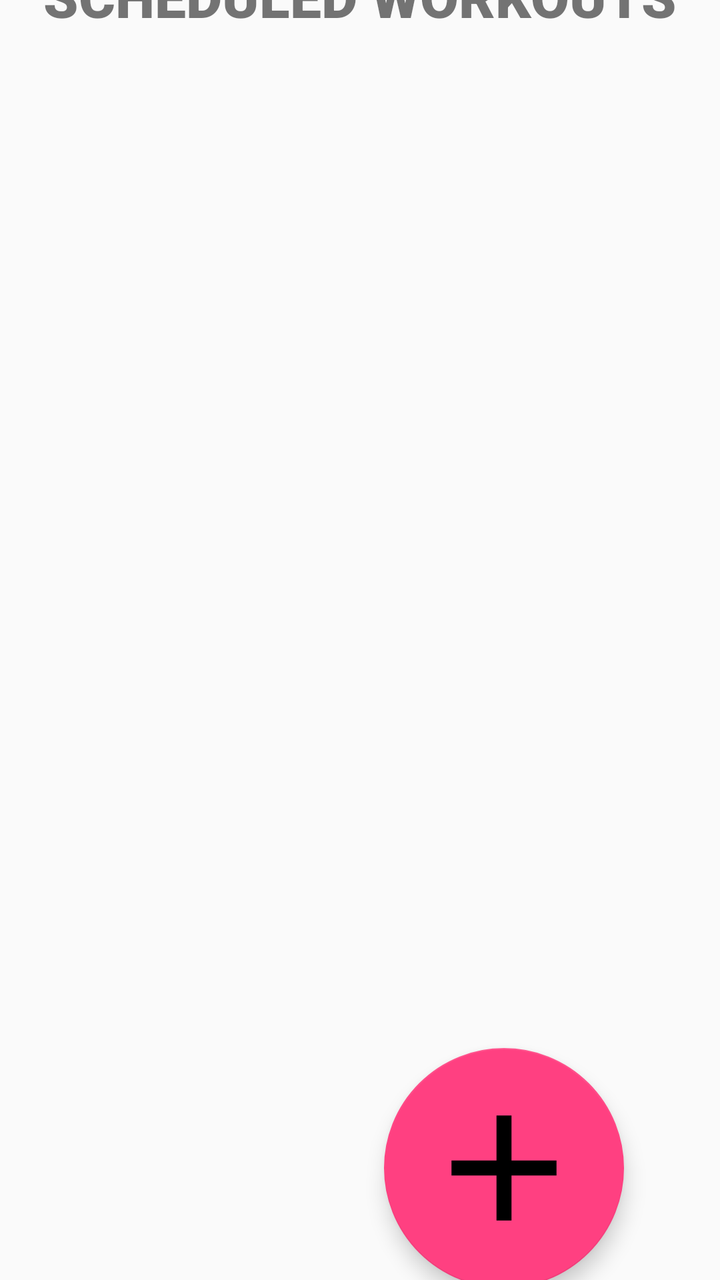
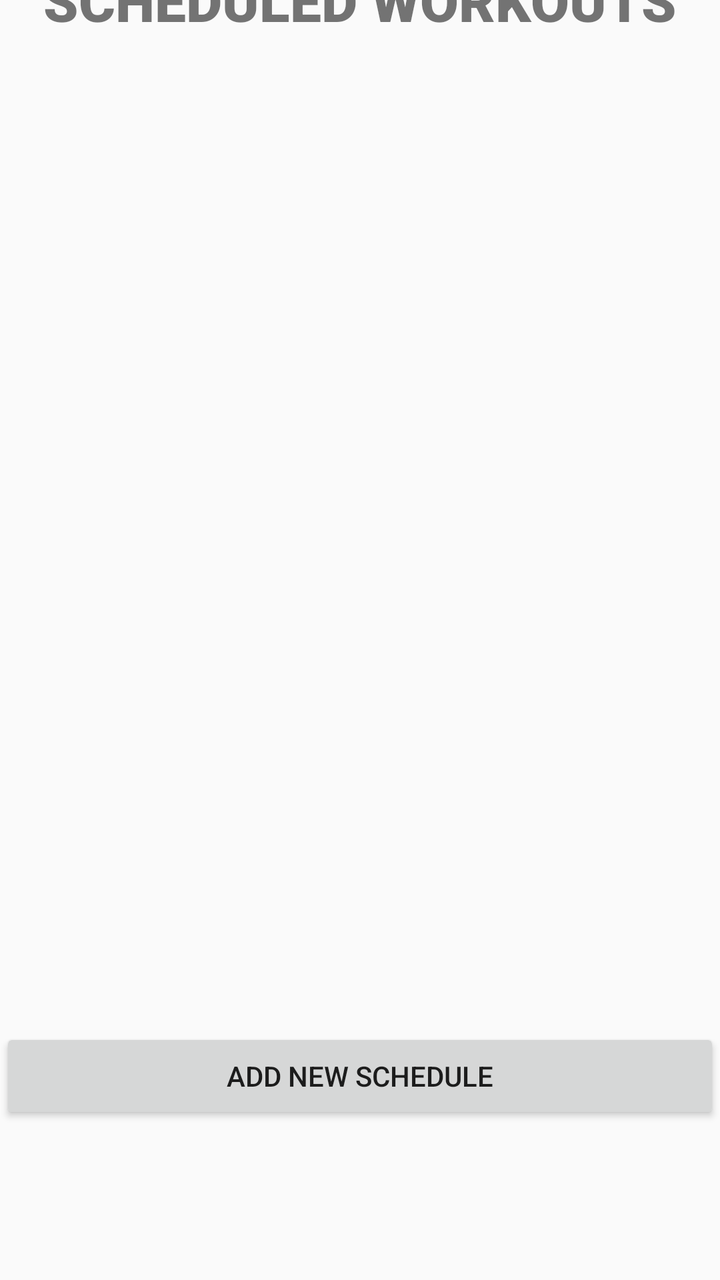

An Android layout rendered at two revisions. The XML below is the earlier revision; the diff shows what the commit changed to produce the second picture.
<!-- AndroidManifest.xml: application theme AppTheme -->
<!-- res/layout/activity_notification.xml -->
<?xml version="1.0" encoding="utf-8"?>
<androidx.constraintlayout.widget.ConstraintLayout
    xmlns:android="http://schemas.android.com/apk/res/android"
    xmlns:app="http://schemas.android.com/apk/res-auto"
    xmlns:tools="http://schemas.android.com/tools"
    android:layout_width="match_parent"
    android:layout_height="match_parent"
    tools:context=".MainActivity">

    <androidx.recyclerview.widget.RecyclerView
        android:id="@+id/recyclerview_not"
        android:layout_width="378dp"
        android:layout_height="444dp"
        android:layout_marginEnd="16dp"
        android:layout_marginBottom="84dp"
        android:padding="@dimen/big_padding"
        app:layout_constraintBottom_toTopOf="@+id/fab"
        app:layout_constraintEnd_toEndOf="parent"
        app:layout_constraintHorizontal_bias="1.0"
        app:layout_constraintLeft_toLeftOf="parent"
        app:layout_constraintRight_toRightOf="parent"
        app:layout_constraintTop_toTopOf="parent"
        app:layout_constraintVertical_bias="0.19999999"
        tools:listitem="@layout/recyclerview_notification" />

    <com.google.android.material.floatingactionbutton.FloatingActionButton
        android:id="@+id/fab"
        android:layout_width="120dp"
        android:layout_height="120dp"
        android:contentDescription="@string/schedule_word"
        android:src="@drawable/ic_add_black_24dp"
        app:fabCustomSize="120dp"
        app:layout_constraintBottom_toBottomOf="parent"
        app:layout_constraintEnd_toEndOf="parent"
        app:layout_constraintHorizontal_bias="0.80"
        app:layout_constraintStart_toStartOf="parent"
        app:layout_constraintTop_toBottomOf="@+id/recyclerview_not"
        app:layout_constraintVertical_bias="0.20"
        app:maxImageSize="90dp" />

    <TextView
        android:id="@+id/textView"
        android:layout_width="335dp"
        android:layout_height="38dp"
        android:fontFamily="sans-serif-black"
        android:text="SCHEDULED WORKOUTS"
        android:textAlignment="center"
        android:textSize="28sp"
        app:layout_constraintBottom_toTopOf="@+id/recyclerview_not"
        app:layout_constraintEnd_toEndOf="parent"
        app:layout_constraintStart_toStartOf="parent"
        app:layout_constraintTop_toTopOf="parent" />

</androidx.constraintlayout.widget.ConstraintLayout>
<!-- res/layout/recyclerview_notification.xml (included above) -->
<?xml version="1.0" encoding="utf-8"?>
<LinearLayout xmlns:android="http://schemas.android.com/apk/res/android"
    xmlns:app="http://schemas.android.com/apk/res-auto"
    android:orientation="vertical"
    android:layout_width="match_parent"
    android:layout_height="wrap_content">

    <androidx.cardview.widget.CardView
        android:layout_width="match_parent"
        android:layout_height="wrap_content"
        app:cardCornerRadius="6dp"
        app:cardElevation="6dp"
        android:layout_margin="8dp">

        <LinearLayout
            android:layout_width="match_parent"
            android:layout_height="wrap_content"
            android:orientation="horizontal"
            android:padding="6dp">

            <TextView
                android:id="@+id/notification_time"
                android:layout_width="wrap_content"
                android:layout_height="wrap_content"
                android:text="00:00"
                android:textSize="36sp"/>

            <ImageView
                android:layout_width="wrap_content"
                android:layout_height="wrap_content"
                android:id="@+id/repeat_weekly"
                android:layout_margin="2dp"/>

            <LinearLayout
                android:layout_width="wrap_content"
                android:layout_height="wrap_content"
                android:orientation="vertical"
                android:layout_margin="2dp">

                <TextView
                    android:id="@+id/days_active"
                    android:layout_width="wrap_content"
                    android:layout_height="wrap_content"
                    android:textSize="10sp" />
            </LinearLayout>

            <Switch
                android:id="@+id/is_active"
                android:layout_width="wrap_content"
                android:layout_height="wrap_content"
                android:layout_weight="1" />

        </LinearLayout>

    </androidx.cardview.widget.CardView>

    <RelativeLayout
        android:layout_width="match_parent"
        android:layout_height="match_parent"
        android:layout_margin="20dp">

        <ImageView
            android:id="@+id/delete"
            android:layout_width="50dp"
            android:layout_height="50dp"
            android:layout_marginStart="240dp"
            android:contentDescription="delete"
            android:src="@drawable/ic_baseline_delete_24" />

    </RelativeLayout>


</LinearLayout>
<!-- resources referenced by this layout -->
<resources>
  <dimen name="big_padding">16dp</dimen>
  <!-- drawable ic_add_black_24dp (drawable) -->
  <vector xmlns:android="http://schemas.android.com/apk/res/android"
          android:width="24dp"
          android:height="24dp"
          android:viewportWidth="24.0"
          android:viewportHeight="24.0">
      <path
          android:fillColor="#FF000000"
          android:pathData="M19,13h-6v6h-2v-6H5v-2h6V5h2v6h6v2z"/>
  </vector>
  <!-- drawable ic_baseline_delete_24 (drawable) -->
  <vector android:height="24dp" android:tint="#000000"
      android:viewportHeight="24" android:viewportWidth="24"
      android:width="24dp" xmlns:android="http://schemas.android.com/apk/res/android">
      <path android:fillColor="@android:color/white" android:pathData="M6,19c0,1.1 0.9,2 2,2h8c1.1,0 2,-0.9 2,-2V7H6v12zM19,4h-3.5l-1,-1h-5l-1,1H5v2h14V4z"/>
  </vector>
  <string name="schedule_word">Schedule reminders</string>
  <style name="AppTheme" parent="Theme.AppCompat.DayNight">
          <item name="colorPrimary">@color/colorPrimary</item>
          <item name="colorPrimaryDark">@color/colorPrimaryDark</item>
          <item name="colorAccent">@color/colorAccent</item>
      </style>
  <color name="colorPrimary">#3F51B5</color>
  <color name="colorPrimaryDark">#303F9F</color>
  <color name="colorAccent">#FF4081</color>
</resources>

<!-- the commit's change to res/layout/activity_notification.xml (unified diff, before → after) -->
@@ -7,36 +7,31 @@
     android:layout_height="match_parent"
     tools:context=".MainActivity">
 
+    <Button
+        android:id="@+id/fab"
+        android:layout_width="match_parent"
+        android:layout_height="wrap_content"
+        android:layout_gravity="center"
+        android:layout_marginBottom="8dp"
+        android:text="ADD NEW SCHEDULE"
+        app:layout_constraintBottom_toBottomOf="parent"
+        app:layout_constraintEnd_toEndOf="parent"
+        app:layout_constraintHorizontal_bias="0.0"
+        app:layout_constraintStart_toStartOf="parent"
+        app:layout_constraintTop_toBottomOf="@+id/recyclerview_not" />
+
     <androidx.recyclerview.widget.RecyclerView
         android:id="@+id/recyclerview_not"
         android:layout_width="378dp"
         android:layout_height="444dp"
         android:layout_marginEnd="16dp"
-        android:layout_marginBottom="84dp"
         android:padding="@dimen/big_padding"
-        app:layout_constraintBottom_toTopOf="@+id/fab"
         app:layout_constraintEnd_toEndOf="parent"
         app:layout_constraintHorizontal_bias="1.0"
         app:layout_constraintLeft_toLeftOf="parent"
         app:layout_constraintRight_toRightOf="parent"
         app:layout_constraintTop_toTopOf="parent"
-        app:layout_constraintVertical_bias="0.19999999"
         tools:listitem="@layout/recyclerview_notification" />
-
-    <com.google.android.material.floatingactionbutton.FloatingActionButton
-        android:id="@+id/fab"
-        android:layout_width="120dp"
-        android:layout_height="120dp"
-        android:contentDescription="@string/schedule_word"
-        android:src="@drawable/ic_add_black_24dp"
-        app:fabCustomSize="120dp"
-        app:layout_constraintBottom_toBottomOf="parent"
-        app:layout_constraintEnd_toEndOf="parent"
-        app:layout_constraintHorizontal_bias="0.80"
-        app:layout_constraintStart_toStartOf="parent"
-        app:layout_constraintTop_toBottomOf="@+id/recyclerview_not"
-        app:layout_constraintVertical_bias="0.20"
-        app:maxImageSize="90dp" />
 
     <TextView
         android:id="@+id/textView"
@@ -92,11 +87,6 @@
                 android:orientation="vertical"
                 android:layout_margin="2dp">
 
-                <TextView
-                    android:id="@+id/days_active"
-                    android:layout_width="wrap_content"
-                    android:layout_height="wrap_content"
-                    android:textSize="10sp" />
             </LinearLayout>
 
             <Switch
@@ -122,6 +112,14 @@
             android:contentDescription="delete"
             android:src="@drawable/ic_baseline_delete_24" />
 
+        <TextView
+            android:id="@+id/days_active"
+            android:layout_width="wrap_content"
+            android:layout_height="wrap_content"
+            android:layout_alignParentStart="true"
+            android:text="Today"
+            android:textSize="24sp" />
+
     </RelativeLayout>
 
 
<!-- resource entries referenced after the edit -->
@@ -1,23 +1,12 @@
 <!-- resources referenced by this layout -->
 <resources>
   <dimen name="big_padding">16dp</dimen>
-  <!-- drawable ic_add_black_24dp (drawable) -->
-  <vector xmlns:android="http://schemas.android.com/apk/res/android"
-          android:width="24dp"
-          android:height="24dp"
-          android:viewportWidth="24.0"
-          android:viewportHeight="24.0">
-      <path
-          android:fillColor="#FF000000"
-          android:pathData="M19,13h-6v6h-2v-6H5v-2h6V5h2v6h6v2z"/>
-  </vector>
   <!-- drawable ic_baseline_delete_24 (drawable) -->
   <vector android:height="24dp" android:tint="#000000"
       android:viewportHeight="24" android:viewportWidth="24"
       android:width="24dp" xmlns:android="http://schemas.android.com/apk/res/android">
       <path android:fillColor="@android:color/white" android:pathData="M6,19c0,1.1 0.9,2 2,2h8c1.1,0 2,-0.9 2,-2V7H6v12zM19,4h-3.5l-1,-1h-5l-1,1H5v2h14V4z"/>
   </vector>
-  <string name="schedule_word">Schedule reminders</string>
   <style name="AppTheme" parent="Theme.AppCompat.DayNight">
           <item name="colorPrimary">@color/colorPrimary</item>
           <item name="colorPrimaryDark">@color/colorPrimaryDark</item>
